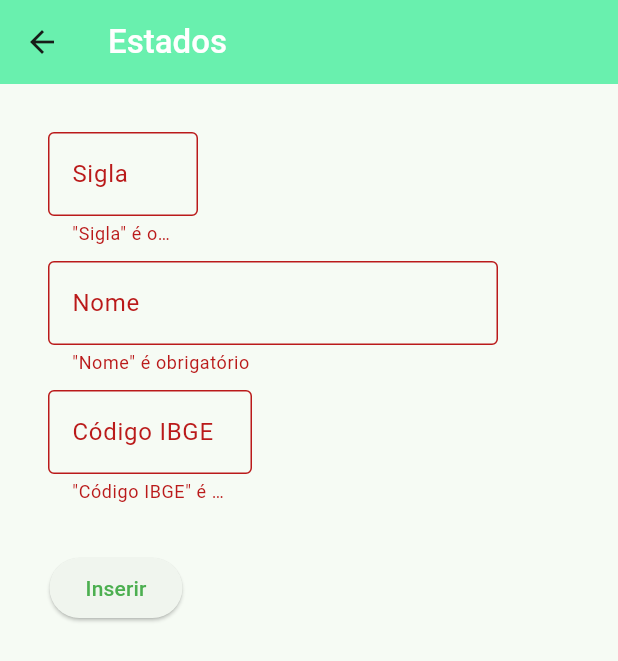
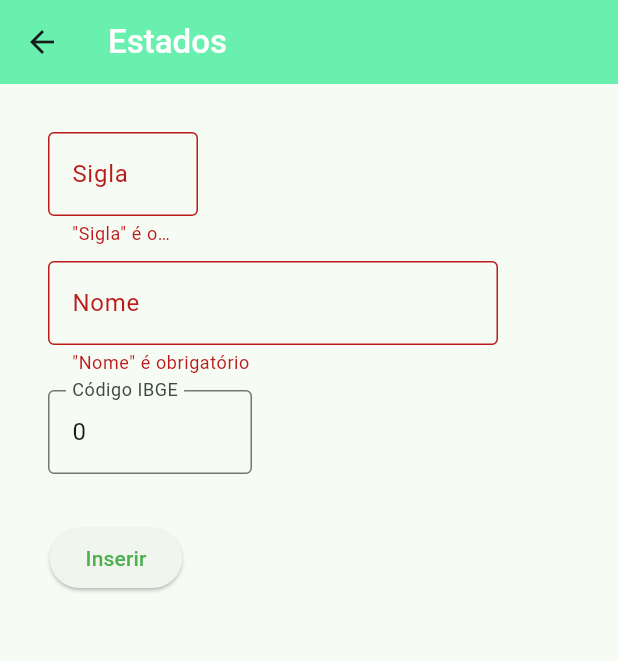
Before and after one commit to GLR21/autom_V3, a Flutter app: the EstadoView screen opened directly, after a tap on "Inserir", on a phone screen of 412 x 824 dp. Shown: the top 661 px of the screen. Run offline on Flutter 3.47's test engine with Material 2 defaults, Android fonts, the phone set to English and light mode, and no system bars; our stand-ins replace flutter_dotenv; missing offline and left inert: postgres.

Commit message:
Melhorias na edição do formulário EstadoView

```diff
--- a/lib/view/estado/estado_view.dart
+++ b/lib/view/estado/estado_view.dart
@@ -18,19 +18,20 @@ class _EstadoView extends State<EstadoView>
     final GlobalKey<ScaffoldState> scaffoldKey = GlobalKey<ScaffoldState>();
     final GlobalKey<FormState> formKey = GlobalKey<FormState>();
 
+    Future<Estado> estado = Future.value(Estado.empty());
+
     String? sigla;
     String? nome;
     String? codIbge;
 
-    Estado? estado;
-
-    Widget buildFieldSigla()
+    Widget buildFieldSigla(String text)
     {
         return SizedBox
         (
             width: 100,
             child: TextFormField
             (
+                initialValue: text,
                 decoration: const InputDecoration
                 (
                     label: Text('Sigla'),
@@ -52,13 +53,14 @@ class _EstadoView extends State<EstadoView>
         );
     }
 
-    Widget buildFieldNome()
+    Widget buildFieldNome(String text)
     {
         return SizedBox
         (
             width: 300,
             child: TextFormField
             (
+                initialValue: text,
                 decoration: const InputDecoration
                 (
                     label: Text('Nome'),
@@ -80,13 +82,14 @@ class _EstadoView extends State<EstadoView>
         );
     }
 
-    Widget buildFieldCodIbge()
+    Widget buildFieldCodIbge(String? text)
     {
         return SizedBox
         (
             width: 136,
             child: TextFormField
             (
+                initialValue: text,
                 decoration: const InputDecoration
                 (
                     label: Text('Código IBGE'),
@@ -108,26 +111,6 @@ class _EstadoView extends State<EstadoView>
         );
     }
 
-    void setEstado(int id) async
-    {
-        Estado estado;
-        estado = await EstadoController().get(Estado.byId(id));
-        if(this.estado == null)
-        {
-            setState(() {
-                this.estado = estado;
-            });
-
-            sigla = getEstado()?.sigla;
-            nome = getEstado()?.nome;
-        }
-    }
-
-    Estado? getEstado()
-    {
-        return estado;
-    }
-
     @override
     Widget build(BuildContext context)
     {
@@ -139,14 +122,22 @@ class _EstadoView extends State<EstadoView>
         if(id != null)
         {
             isEdit = true;
-            setEstado(id);
+            estado = EstadoController().get(Estado.byId(id));
         }
 
         Scaffold scaffold = Scaffold
         (
             appBar: AppBar
             (
-                title: const Text('Estados', style: TextStyle(color: Colors.white, fontWeight: FontWeight.w500),),
+                title: const Text
+                (
+                    'Estados',
+                    style: TextStyle
+                    (
+                        color: Colors.white,
+                        fontWeight: FontWeight.w500
+                    ),
+                ),
                 backgroundColor: Colors.greenAccent,
             ),
             body: Scaffold
@@ -158,7 +149,24 @@ class _EstadoView extends State<EstadoView>
                         Container
                         (
                             margin: const EdgeInsets.all(0),
-                            child: Form
+                            child: FutureBuilder
+                            (
+                                future: estado,
+                                builder: (context, snapshot)
+                                {
+                                    if (snapshot.connectionState == ConnectionState.waiting)
+                                    {
+                                        return const CircularProgressIndicator();
+                                    }
+                                    else if(snapshot.hasError)
+                                    {
+                                        return Text('Error: ${snapshot.error}');
+                                    }
+                                    else
+                                    {
+                                        var estado =  snapshot.data!;
+
+                                        return Form
                                         (
                                             key: formKey,
                                             child: Column
@@ -175,11 +183,17 @@ class _EstadoView extends State<EstadoView>
                                                             crossAxisAlignment: CrossAxisAlignment.start,
                                                             children:
                                                             [
-                                                    buildFieldSigla(),
-                                                    const Padding(padding: EdgeInsets.all(5)),
-                                                    buildFieldNome(),
-                                                    const Padding(padding: EdgeInsets.all(5)),
-                                                    buildFieldCodIbge()
+                                                                buildFieldSigla(estado.sigla),
+                                                                const Padding
+                                                                (
+                                                                    padding: EdgeInsets.all(5)
+                                                                ),
+                                                                buildFieldNome(estado.nome),
+                                                                const Padding
+                                                                (
+                                                                    padding: EdgeInsets.all(5)
+                                                                ),
+                                                                buildFieldCodIbge(estado.codIbge.toString())
                                                             ],
                                                         ),
                                                     ),
@@ -237,7 +251,11 @@ class _EstadoView extends State<EstadoView>
                                                     )
                                                 ],
                                             )
+                                        );
+                                    }
+                                },
                             ),
+
                         ),
                     ]
                 )
```
Lines whose indentation alone changed are shown as unchanged.
